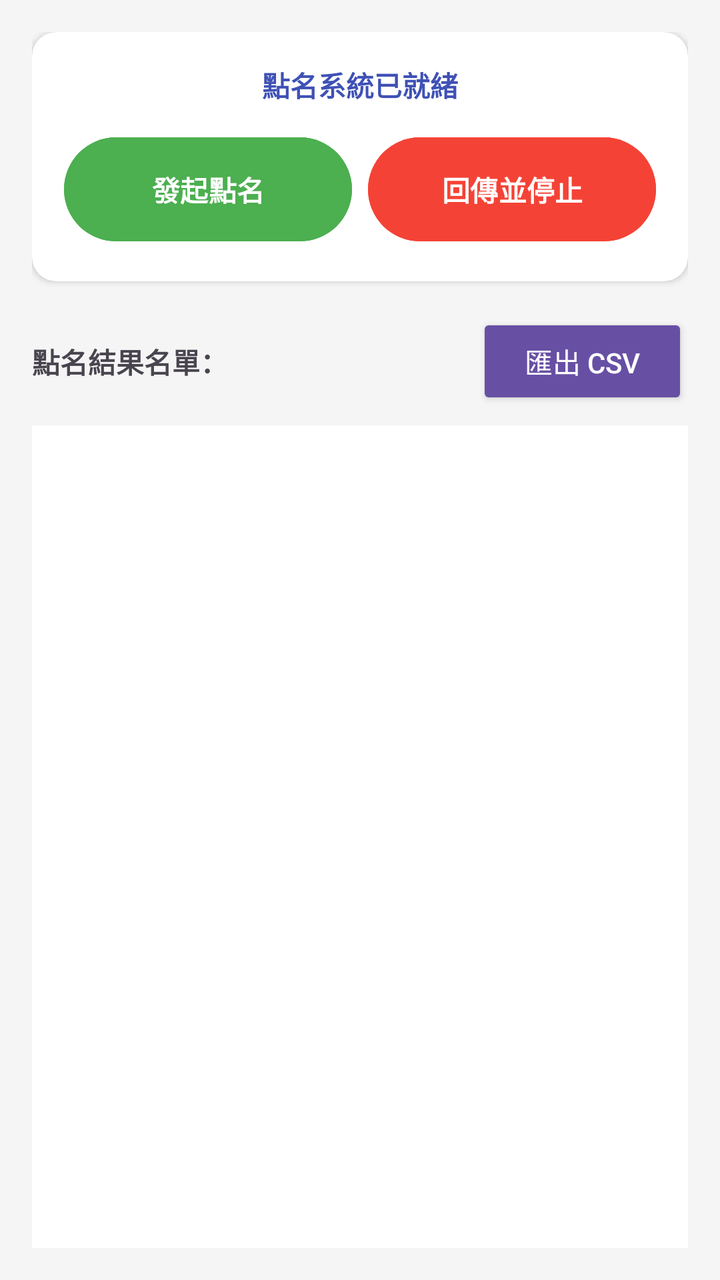
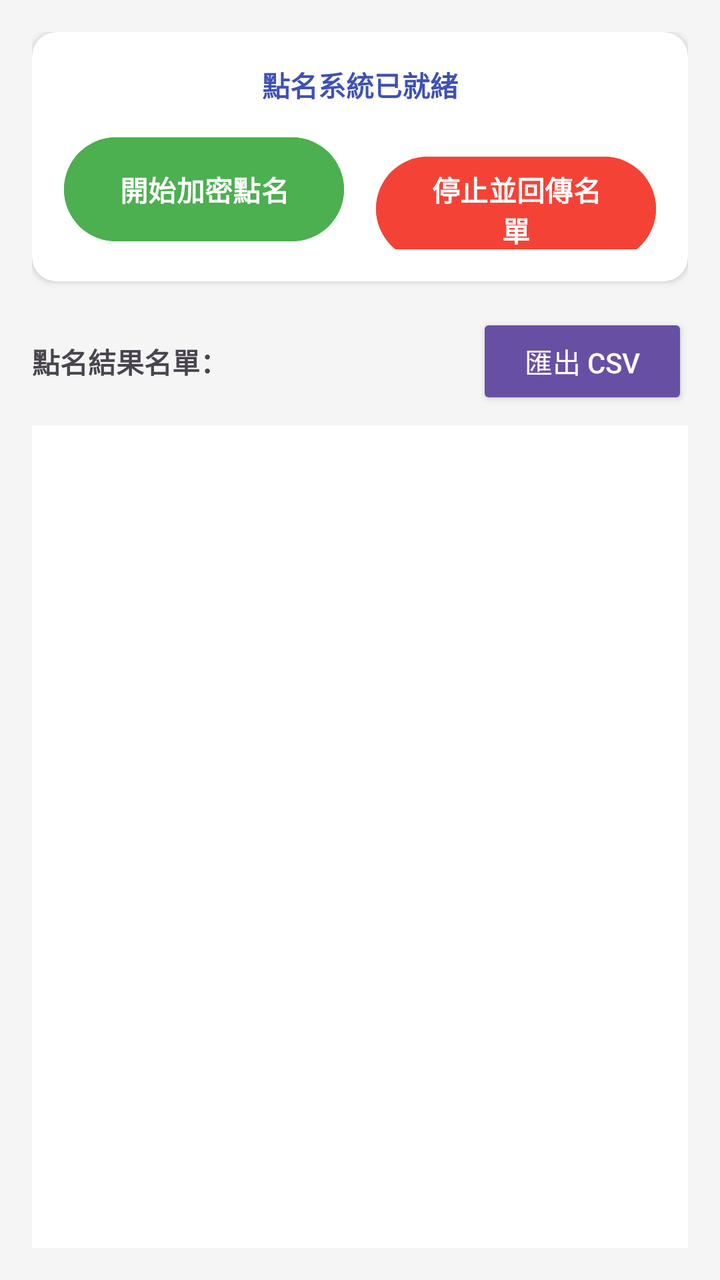

Before-and-after screenshots of an Android layout around one commit, followed by the original layout XML and the change that was made.
<!-- AndroidManifest.xml: application theme Theme.Bluetooth -->
<!-- res/layout/fragment_teacher_controls.xml -->
<?xml version="1.0" encoding="utf-8"?>
<androidx.constraintlayout.widget.ConstraintLayout xmlns:android="http://schemas.android.com/apk/res/android"
    xmlns:app="http://schemas.android.com/apk/res-auto"
    android:layout_width="match_parent"
    android:layout_height="match_parent"
    android:background="#F5F5F5"
    android:padding="16dp">

    <androidx.cardview.widget.CardView
        android:id="@+id/teacher_controls_card"
        android:layout_width="match_parent"
        android:layout_height="wrap_content"
        app:cardCornerRadius="12dp"
        app:cardElevation="2dp"
        app:layout_constraintTop_toTopOf="parent">

        <LinearLayout
            android:layout_width="match_parent"
            android:layout_height="wrap_content"
            android:orientation="vertical"
            android:padding="16dp">

            <TextView
                android:id="@+id/tv_teacher_status"
                android:layout_width="wrap_content"
                android:layout_height="wrap_content"
                android:layout_gravity="center"
                android:layout_marginBottom="12dp"
                android:text="點名系統已就緒"
                android:textColor="#3F51B5"
                android:textStyle="bold" />

            <LinearLayout
                android:layout_width="match_parent"
                android:layout_height="wrap_content"
                android:orientation="horizontal">

                <Button
                    android:id="@+id/btn_start_attendance"
                    android:layout_width="0dp"
                    android:layout_height="60dp"
                    android:layout_weight="1"
                    android:layout_marginEnd="8dp"
                    android:backgroundTint="#4CAF50"
                    android:text="發起點名"
                    android:textColor="#FFFFFF"
                    android:textStyle="bold" />

                <Button
                    android:id="@+id/btn_stop_and_upload"
                    android:layout_width="0dp"
                    android:layout_height="60dp"
                    android:layout_weight="1"
                    android:backgroundTint="#F44336"
                    android:enabled="false"
                    android:text="回傳並停止"
                    android:textColor="#FFFFFF"
                    android:textStyle="bold" />
            </LinearLayout>
        </LinearLayout>
    </androidx.cardview.widget.CardView>

    <LinearLayout
        android:id="@+id/list_header"
        android:layout_width="match_parent"
        android:layout_height="wrap_content"
        android:layout_marginTop="16dp"
        android:gravity="center_vertical"
        android:orientation="horizontal"
        app:layout_constraintTop_toBottomOf="@id/teacher_controls_card">

        <TextView
            android:id="@+id/received_header"
            android:layout_width="0dp"
            android:layout_height="wrap_content"
            android:layout_weight="1"
            android:text="點名結果名單："
            android:textStyle="bold" />

        <Button
            android:id="@+id/export_csv_button"
            style="@style/Widget.AppCompat.Button.Small"
            android:layout_width="wrap_content"
            android:layout_height="wrap_content"
            android:text="匯出 CSV" />
    </LinearLayout>

    <ListView
        android:id="@+id/devices_listview"
        android:layout_width="0dp"
        android:layout_height="0dp"
        android:layout_marginTop="8dp"
        android:background="#FFFFFF"
        android:divider="#EEEEEE"
        android:dividerHeight="1dp"
        app:layout_constraintBottom_toBottomOf="parent"
        app:layout_constraintEnd_toEndOf="parent"
        app:layout_constraintStart_toStartOf="parent"
        app:layout_constraintTop_toBottomOf="@id/list_header" />

</androidx.constraintlayout.widget.ConstraintLayout>
<!-- resources referenced by this layout -->
<resources>
  <style name="Theme.Bluetooth" parent="Base.Theme.Bluetooth" />
  <style name="Base.Theme.Bluetooth" parent="Theme.Material3.DayNight.NoActionBar">
          
          
      </style>
</resources>

<!-- the commit's change to res/layout/fragment_teacher_controls.xml (unified diff, before → after) -->
@@ -42,7 +42,7 @@
                     android:layout_weight="1"
                     android:layout_marginEnd="8dp"
                     android:backgroundTint="#4CAF50"
-                    android:text="發起點名"
+                    android:text="開始加密點名"
                     android:textColor="#FFFFFF"
                     android:textStyle="bold" />
 
@@ -51,9 +51,10 @@
                     android:layout_width="0dp"
                     android:layout_height="60dp"
                     android:layout_weight="1"
+                    android:layout_marginStart="8dp"
                     android:backgroundTint="#F44336"
                     android:enabled="false"
-                    android:text="回傳並停止"
+                    android:text="停止並回傳名單"
                     android:textColor="#FFFFFF"
                     android:textStyle="bold" />
             </LinearLayout>
